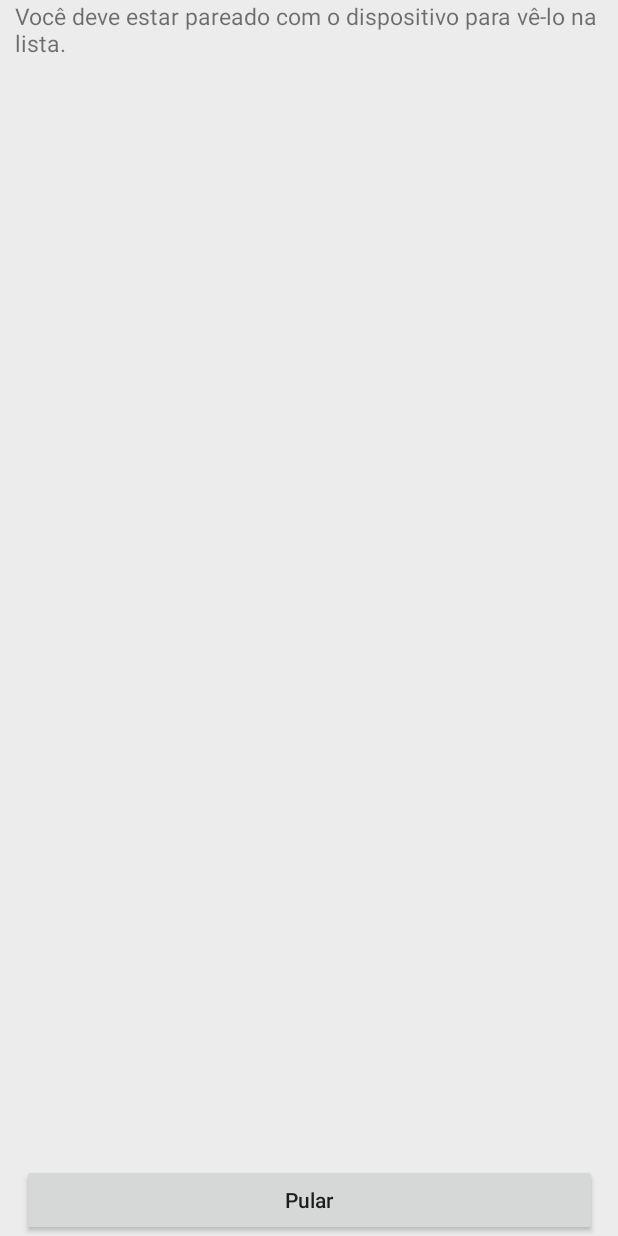
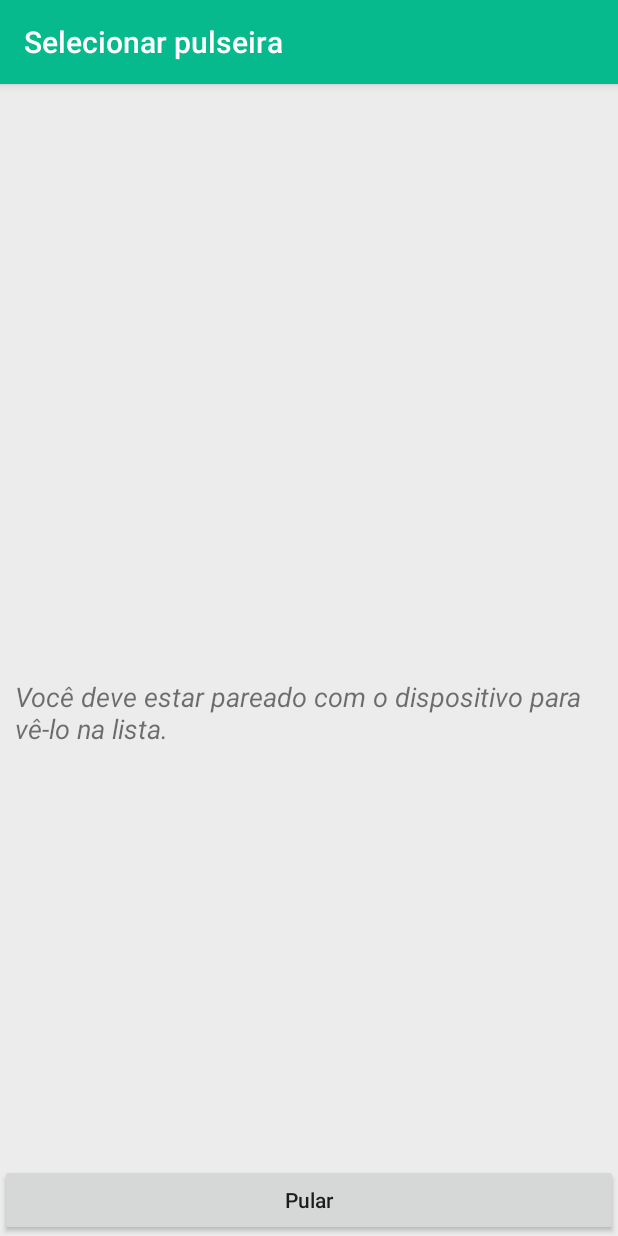
Before and after one commit to carolmb/staysafesystem, an Android app: the SelectPairActivity screen opened directly, with no data from a screen before it, on a phone screen of 412 x 824 dp. Run offline under Robolectric (Android 15) with nearby library versions, the phone set to English and light mode, and no system bars; libraries missing offline, so code that uses them is left out: me.aflak.bluetooth, me.aflak.pulltorefresh; plain views replace PullToRefresh; 9 statements that could not run were skipped.

Commit message:
logo + mini logo

```diff
--- a/app/src/main/AndroidManifest.xml
+++ b/app/src/main/AndroidManifest.xml
@@ -16,9 +16,9 @@
 
     <application
         android:allowBackup="true"
-        android:icon="@mipmap/ic_launcher"
+        android:icon="@drawable/logo"
         android:label="@string/app_name"
-        android:roundIcon="@mipmap/ic_launcher_round"
+        android:roundIcon="@drawable/logo1"
         android:supportsRtl="true"
         android:theme="@style/theme3s">
         <service
--- a/app/src/main/java/com/example/ana/staysafesystem/gui/SelectPairActivity.java
+++ b/app/src/main/java/com/example/ana/staysafesystem/gui/SelectPairActivity.java
@@ -1,6 +1,5 @@
 package com.example.ana.staysafesystem.gui;
 
-import android.app.Activity;
 import android.bluetooth.BluetoothAdapter;
 import android.bluetooth.BluetoothDevice;
 import android.content.BroadcastReceiver;
@@ -8,6 +7,7 @@ import android.content.Context;
 import android.content.Intent;
 import android.content.IntentFilter;
 import android.os.Bundle;
+import android.support.v7.app.AppCompatActivity;
 import android.view.View;
 import android.widget.AdapterView;
 import android.widget.ArrayAdapter;
@@ -26,7 +26,7 @@ import me.aflak.bluetooth.Bluetooth;
 /**
  * Created by Omar on 16/07/2015.
  */
-public class SelectPairActivity extends Activity implements PullToRefresh.OnRefreshListener {
+public class SelectPairActivity extends AppCompatActivity implements PullToRefresh.OnRefreshListener {
     private Bluetooth bt;
     private ListView listView;
     private List<BluetoothDevice> paired;
--- a/app/src/main/java/com/example/ana/staysafesystem/processor/BluetoothService.java
+++ b/app/src/main/java/com/example/ana/staysafesystem/processor/BluetoothService.java
@@ -90,14 +90,14 @@ public class BluetoothService extends Service implements Bluetooth.Communication
         Person from = new Person("Pulseira", "");
         String title = "Conexão com bluetooth";
         String subtitle = "Sua conexão com bluetooth ocorreu com sucesso.";
-        String content = "Você está conectado com sua pulseira.";
+        String content = "Você está conectado a sua pulseira.";
         createNotification(new Msg(from, title, subtitle, content));
     }
 
     private void createNotification(Msg msg) {
         NotificationCompat.Builder mBuilder =
                 new NotificationCompat.Builder(this)
-                        .setSmallIcon(R.mipmap.help)
+                        .setSmallIcon(R.drawable.minilogo)
                         .setContentTitle(msg.getTitle())
                         .setContentText(msg.getSubtitle());
 
--- a/app/src/main/java/com/example/ana/staysafesystem/processor/ServerConnectionService.java
+++ b/app/src/main/java/com/example/ana/staysafesystem/processor/ServerConnectionService.java
@@ -164,7 +164,7 @@ public class ServerConnectionService extends Service {
     private void createNotification(Msg msg) {
         NotificationCompat.Builder mBuilder =
                 new NotificationCompat.Builder(this)
-                        .setSmallIcon(R.mipmap.help)
+                        .setSmallIcon(R.drawable.minilogo)
                         .setContentTitle(msg.getTitle())
                         .setContentText(msg.getSubtitle());
 
--- a/app/src/main/res/layout/activity_friend_asking_help.xml
+++ b/app/src/main/res/layout/activity_friend_asking_help.xml
@@ -23,7 +23,7 @@
     <ImageButton
         android:id="@+id/imageButton"
         android:layout_width="54dp"
-        android:layout_height="0dp"
+        android:layout_height="42dp"
         android:layout_marginBottom="227dp"
         android:layout_marginTop="170dp"
         app:layout_constraintBottom_toTopOf="@+id/exit"
--- a/app/src/main/res/layout/activity_select_pair.xml
+++ b/app/src/main/res/layout/activity_select_pair.xml
@@ -4,17 +4,24 @@
     xmlns:tools="http://schemas.android.com/tools"
     android:layout_width="match_parent"
     android:layout_height="match_parent"
-    tools:context="com.example.ana.staysafesystem.gui.SelectPairActivity">
+    tools:context="com.example.ana.staysafesystem.gui.SelectPairActivity"
+    tools:layout_editor_absoluteY="81dp">
+
 
     <TextView
         android:id="@+id/info"
         android:layout_width="wrap_content"
-        android:layout_height="wrap_content"
+        android:layout_height="0dp"
         android:layout_below="@+id/text"
+        android:layout_marginBottom="15dp"
+        android:layout_marginTop="396dp"
         android:paddingBottom="5dip"
         android:paddingLeft="10dip"
         android:text="Você deve estar pareado com o dispositivo para vê-lo na lista."
-        android:textSize="15sp"
+        android:textSize="18sp"
+        android:textStyle="italic"
+        app:layout_constraintBottom_toTopOf="@+id/next"
+        app:layout_constraintHorizontal_bias="1.0"
         app:layout_constraintLeft_toLeftOf="parent"
         app:layout_constraintRight_toRightOf="parent"
         app:layout_constraintTop_toTopOf="parent" />
@@ -24,27 +31,29 @@
         android:layout_width="fill_parent"
         android:layout_height="0dp"
         android:layout_below="@+id/info"
-        app:layout_constraintHorizontal_bias="0.0"
+        app:layout_constraintBottom_toBottomOf="parent"
+        app:layout_constraintHorizontal_bias="1.0"
         app:layout_constraintLeft_toLeftOf="parent"
         app:layout_constraintRight_toRightOf="parent"
-        app:layout_constraintTop_toBottomOf="@+id/info">
+        app:layout_constraintTop_toTopOf="parent"
+        app:layout_constraintVertical_bias="1.0">
 
         <ListView
             android:id="@+id/list"
             android:layout_width="fill_parent"
-            android:layout_height="344dp"></ListView>
+            android:layout_height="381dp"></ListView>
 
     </me.aflak.pulltorefresh.PullToRefresh>
 
     <Button
         android:id="@+id/next"
-        android:layout_width="383dp"
+        android:layout_width="0dp"
         android:layout_height="wrap_content"
         android:text="Pular"
         android:textAllCaps="false"
         app:layout_constraintBottom_toBottomOf="parent"
-        app:layout_constraintLeft_toLeftOf="parent"
-        app:layout_constraintRight_toRightOf="parent" />
-
+        app:layout_constraintEnd_toEndOf="parent"
+        app:layout_constraintStart_toStartOf="parent"
+        app:layout_constraintTop_toBottomOf="@+id/info" />
 
 </android.support.constraint.ConstraintLayout>
```
Also changed, not shown: app/src/main/res/drawable/logo.png (added), app/src/main/res/drawable/logo1.png (added), app/src/main/res/drawable/minilogo.png (added), 1 other file.
